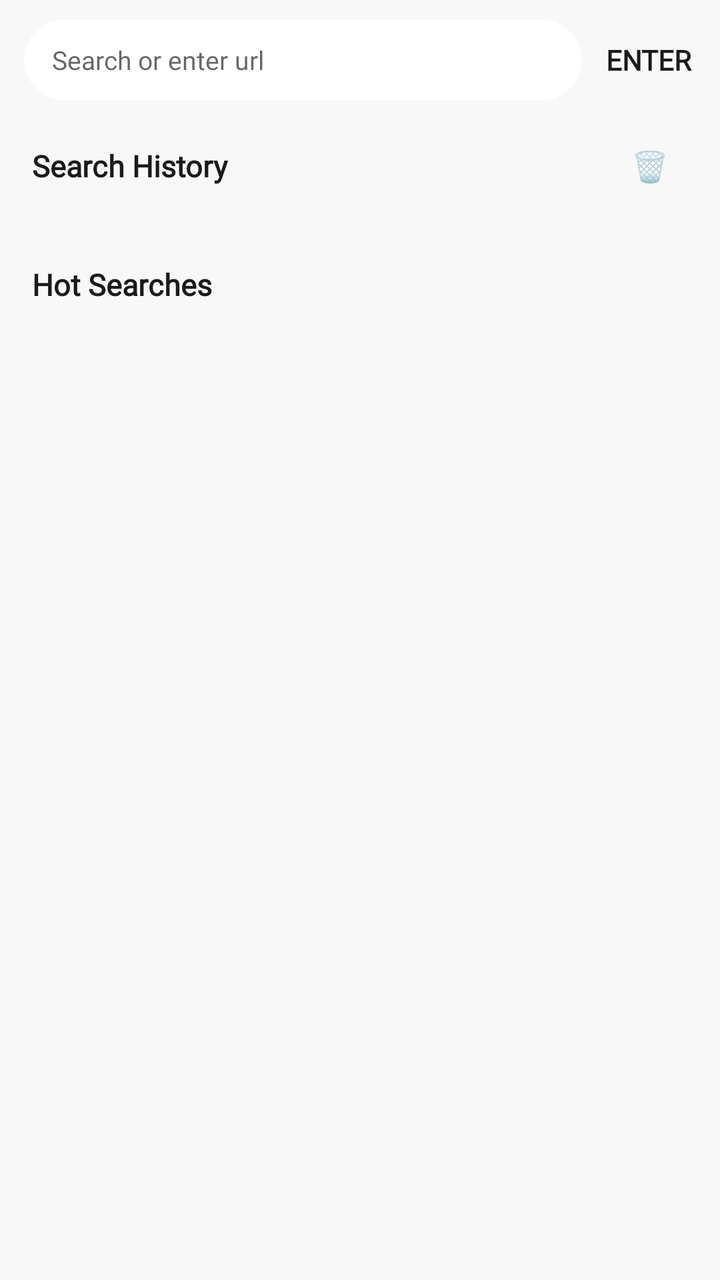
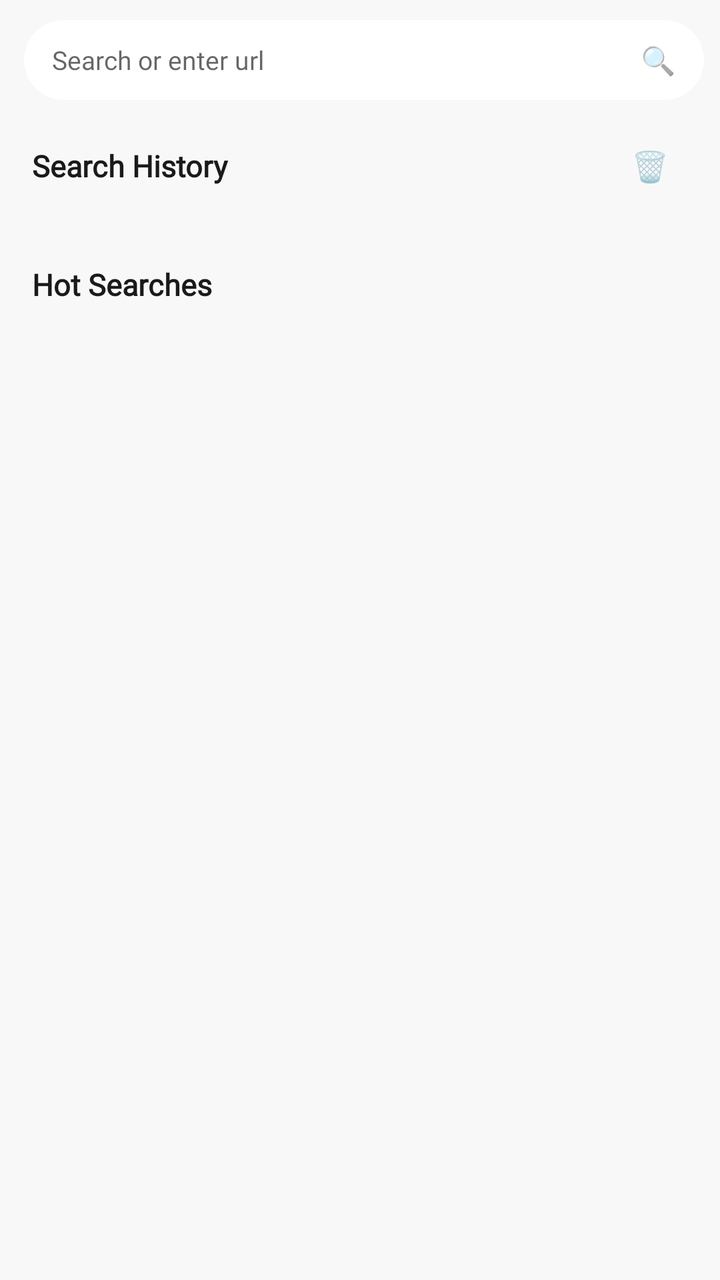

The first picture is an Android layout as it rendered before a commit; the second is the same layout after the commit. The layout source and the unified diff follow.
<!-- AndroidManifest.xml: application theme Theme.Material3.Light.NoActionBar -->
<!-- res/layout/fragment_search_entry.xml -->
<?xml version="1.0" encoding="utf-8"?>
<LinearLayout xmlns:android="http://schemas.android.com/apk/res/android"
    android:layout_width="match_parent"
    android:layout_height="match_parent"
    android:background="@color/bg"
    android:orientation="vertical">

    <LinearLayout
        android:layout_width="match_parent"
        android:layout_height="wrap_content"
        android:gravity="center_vertical"
        android:orientation="horizontal"
        android:paddingStart="12dp"
        android:paddingTop="10dp"
        android:paddingEnd="8dp"
        android:paddingBottom="6dp">

        <LinearLayout
            android:layout_width="0dp"
            android:layout_height="40dp"
            android:layout_weight="1"
            android:background="@drawable/bg_search"
            android:gravity="center_vertical"
            android:orientation="horizontal"
            android:paddingStart="14dp"
            android:paddingEnd="6dp">

            <EditText
                android:id="@+id/et_entry_query"
                android:layout_width="0dp"
                android:layout_height="match_parent"
                android:layout_weight="1"
                android:background="@null"
                android:fontFamily="@font/padauk"
                android:hint="@string/search_entry_hint"
                android:imeOptions="actionSearch"
                android:inputType="text"
                android:maxLines="1"
                android:textColor="@color/text_primary"
                android:textSize="13sp" />

            <TextView
                android:id="@+id/btn_entry_clear"
                android:layout_width="34dp"
                android:layout_height="34dp"
                android:clickable="true"
                android:focusable="true"
                android:gravity="center"
                android:text="✕"
                android:textColor="@color/text_secondary"
                android:textSize="14sp"
                android:visibility="gone" />
        </LinearLayout>

        <TextView
            android:id="@+id/btn_entry_go"
            android:layout_width="wrap_content"
            android:layout_height="40dp"
            android:clickable="true"
            android:focusable="true"
            android:fontFamily="@font/padauk"
            android:gravity="center"
            android:paddingStart="12dp"
            android:paddingEnd="6dp"
            android:text="ENTER"
            android:textColor="@color/text_primary"
            android:textSize="14sp"
            android:textStyle="bold" />
    </LinearLayout>

    <ScrollView
        android:id="@+id/sections_container"
        android:layout_width="match_parent"
        android:layout_height="0dp"
        android:layout_weight="1">

        <LinearLayout
            android:layout_width="match_parent"
            android:layout_height="wrap_content"
            android:orientation="vertical"
            android:paddingStart="16dp"
            android:paddingTop="8dp"
            android:paddingEnd="16dp"
            android:paddingBottom="16dp">

            <LinearLayout
                android:id="@+id/history_header"
                android:layout_width="match_parent"
                android:layout_height="wrap_content"
                android:gravity="center_vertical"
                android:orientation="horizontal">

                <TextView
                    android:layout_width="0dp"
                    android:layout_height="wrap_content"
                    android:layout_weight="1"
                    android:fontFamily="@font/padauk"
                    android:text="Search History"
                    android:textColor="@color/text_primary"
                    android:textSize="15sp"
                    android:textStyle="bold" />

                <TextView
                    android:id="@+id/btn_clear_history"
                    android:layout_width="38dp"
                    android:layout_height="38dp"
                    android:clickable="true"
                    android:focusable="true"
                    android:gravity="center"
                    android:text="🗑"
                    android:textSize="15sp" />
            </LinearLayout>

            <com.google.android.material.chip.ChipGroup
                android:id="@+id/chips_history"
                android:layout_width="match_parent"
                android:layout_height="wrap_content"
                android:layout_marginTop="8dp" />

            <TextView
                android:id="@+id/hot_title"
                android:layout_width="wrap_content"
                android:layout_height="wrap_content"
                android:layout_marginTop="22dp"
                android:fontFamily="@font/padauk"
                android:text="Hot Searches"
                android:textColor="@color/text_primary"
                android:textSize="15sp"
                android:textStyle="bold" />

            <com.google.android.material.chip.ChipGroup
                android:id="@+id/chips_hot"
                android:layout_width="match_parent"
                android:layout_height="wrap_content"
                android:layout_marginTop="8dp" />
        </LinearLayout>
    </ScrollView>

    <androidx.recyclerview.widget.RecyclerView
        android:id="@+id/rv_suggestions"
        android:layout_width="match_parent"
        android:layout_height="0dp"
        android:layout_weight="1"
        android:visibility="gone" />
</LinearLayout>
<!-- resources referenced by this layout -->
<resources>
  <color name="bg">#F8F8F8</color>
  <color name="text_primary">#1A1A1A</color>
  <color name="text_secondary">#777777</color>
  <!-- drawable bg_search (drawable) -->
  <?xml version="1.0" encoding="utf-8"?>
  <shape xmlns:android="http://schemas.android.com/apk/res/android" android:shape="rectangle">
      <corners android:radius="24dp" />
      <solid android:color="@color/card" />
  </shape>
  <string name="search_entry_hint">Search or enter url</string>
  <style name="Theme.Material3.Light.NoActionBar" parent="Theme.MaterialComponents.Light.NoActionBar">
          <item name="colorPrimary">@color/red_accent</item>
          <item name="colorPrimaryVariant">@color/red_accent</item>
          <item name="colorOnPrimary">@color/white</item>
          <item name="android:statusBarColor">@color/bg</item>
          <item name="android:windowLightStatusBar">true</item>
      </style>
  <color name="card">#FFFFFF</color>
  <color name="red_accent">#E62117</color>
  <color name="white">#FFFFFF</color>
</resources>

<!-- the commit's change to res/layout/fragment_search_entry.xml (unified diff, before → after) -->
@@ -50,22 +50,18 @@
                 android:textColor="@color/text_secondary"
                 android:textSize="14sp"
                 android:visibility="gone" />
+
+            <TextView
+                android:id="@+id/btn_entry_search"
+                android:layout_width="34dp"
+                android:layout_height="34dp"
+                android:clickable="true"
+                android:focusable="true"
+                android:gravity="center"
+                android:text="🔍"
+                android:textSize="14sp" />
         </LinearLayout>
 
-        <TextView
-            android:id="@+id/btn_entry_go"
-            android:layout_width="wrap_content"
-            android:layout_height="40dp"
-            android:clickable="true"
-            android:focusable="true"
-            android:fontFamily="@font/padauk"
-            android:gravity="center"
-            android:paddingStart="12dp"
-            android:paddingEnd="6dp"
-            android:text="ENTER"
-            android:textColor="@color/text_primary"
-            android:textSize="14sp"
-            android:textStyle="bold" />
     </LinearLayout>
 
     <ScrollView
